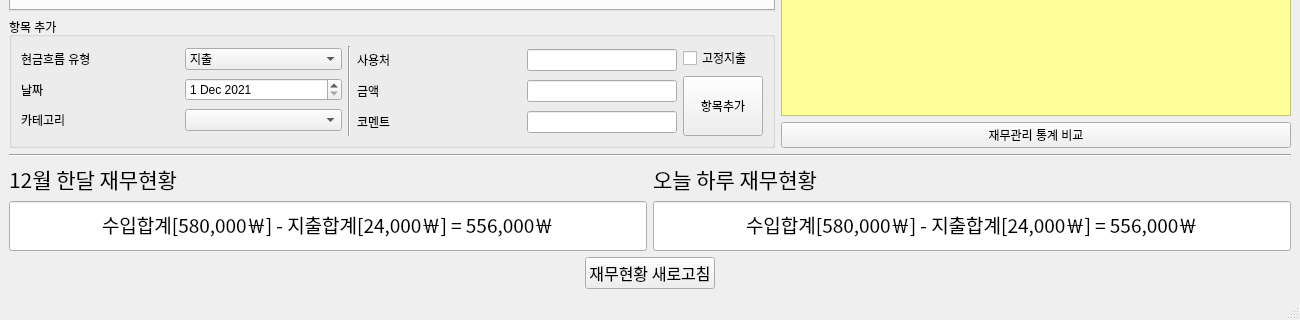
Old version of the form dku_accounts_project.ui in the repository Firstcom1/dku_accounts_project; both pictures show x 0 to 1300 and y 480 to 800 of the 1300 by 800 pixel window.
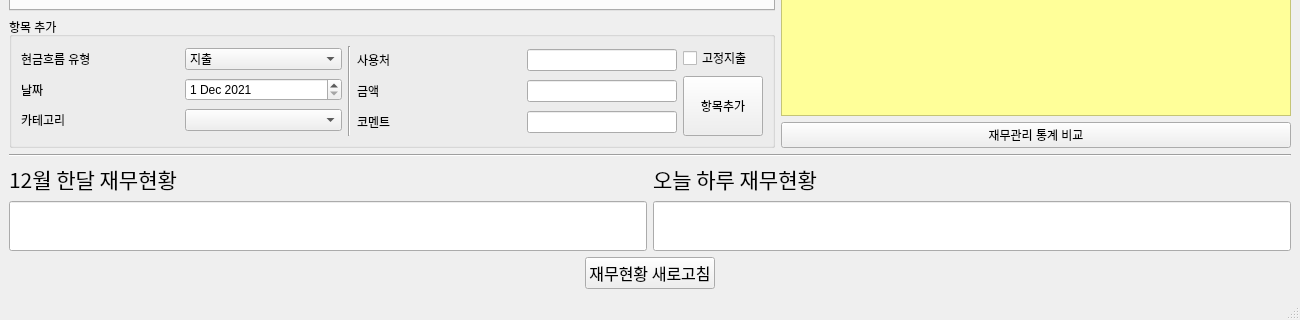
New version of the form.

The edit to the form file:
```diff
--- a/dku_accounts_project.ui
+++ b/dku_accounts_project.ui
@@ -844,7 +844,7 @@
            <string notr="true"/>
           </property>
           <property name="text">
-           <string>수입합계[580,000￦] - 지출합계[24,000￦] = 556,000￦</string>
+           <string/>
           </property>
           <property name="alignment">
            <set>Qt::AlignCenter</set>
@@ -892,7 +892,7 @@
            <string notr="true"/>
           </property>
           <property name="text">
-           <string>수입합계[580,000￦] - 지출합계[24,000￦] = 556,000￦</string>
+           <string/>
           </property>
           <property name="alignment">
            <set>Qt::AlignCenter</set>
```
